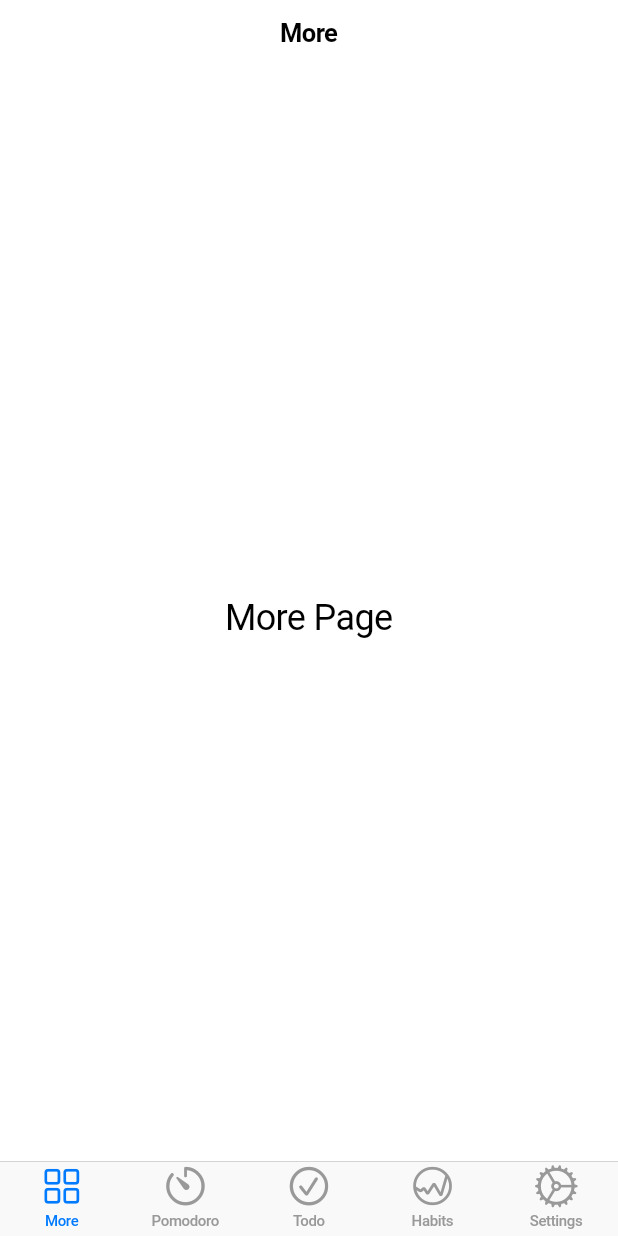
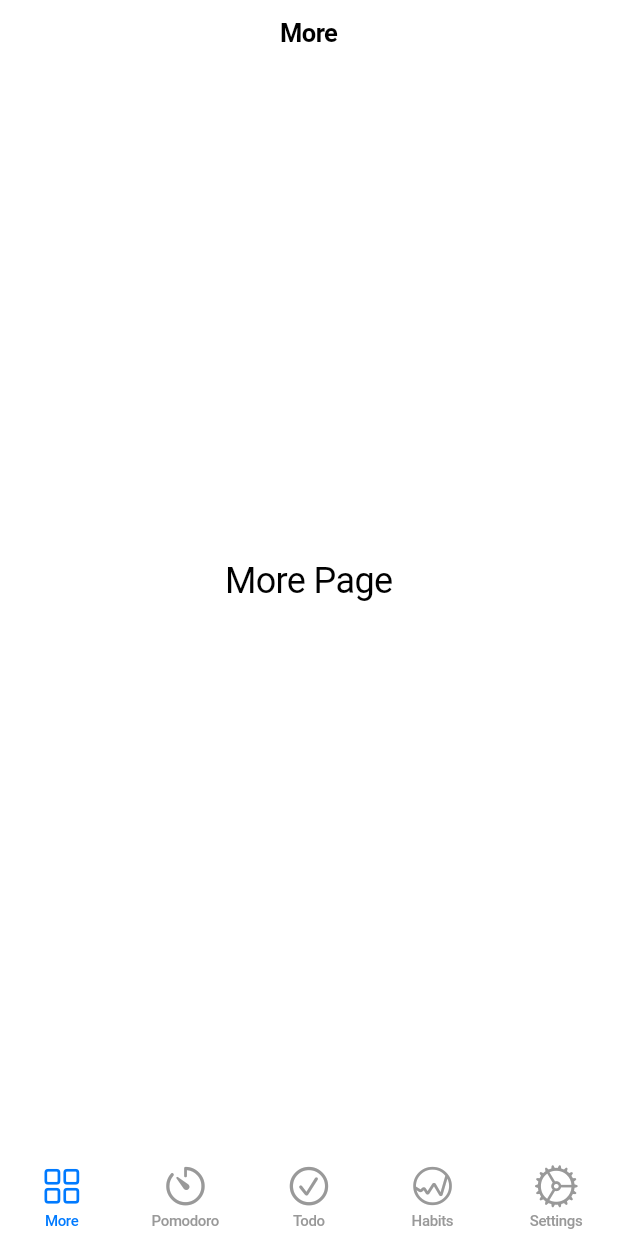
Before and after one commit to surtecha/karman, a Flutter app: the screen it shows after launch, item 2 of the bottom bar chosen, after a tap on "More", on a phone screen of 412 x 824 dp. Run offline on Flutter 3.47's test engine with Material 3 defaults, Android fonts, the phone set to English and light mode, and no system bars.

Commit message:
fix: icon color for FAB
update: bottom nav bar color, more accent colors

update: kotlin version 2.10.0

```diff
--- a/lib/components/floating_action_button.dart
+++ b/lib/components/floating_action_button.dart
@@ -22,7 +22,9 @@
         ),
         child: Icon(
           CupertinoIcons.add,
-          color: CupertinoColors.white,
+          color: MediaQuery.of(context).platformBrightness == Brightness.dark
+              ? CupertinoColors.black
+              : CupertinoColors.white,
           size: 24,
         ),
       ),
--- a/lib/navigation_wrapper.dart
+++ b/lib/navigation_wrapper.dart
@@ -29,6 +29,8 @@
     return CupertinoTabScaffold(
       tabBar: CupertinoTabBar(
         activeColor: AppColorScheme.accent(context),
+        backgroundColor: AppColorScheme.primary(context),
+        border: null,
         currentIndex: _selectedIndex,
         onTap: (index) {
           setState(() {
```
Also changed, not shown: 1 other file.
